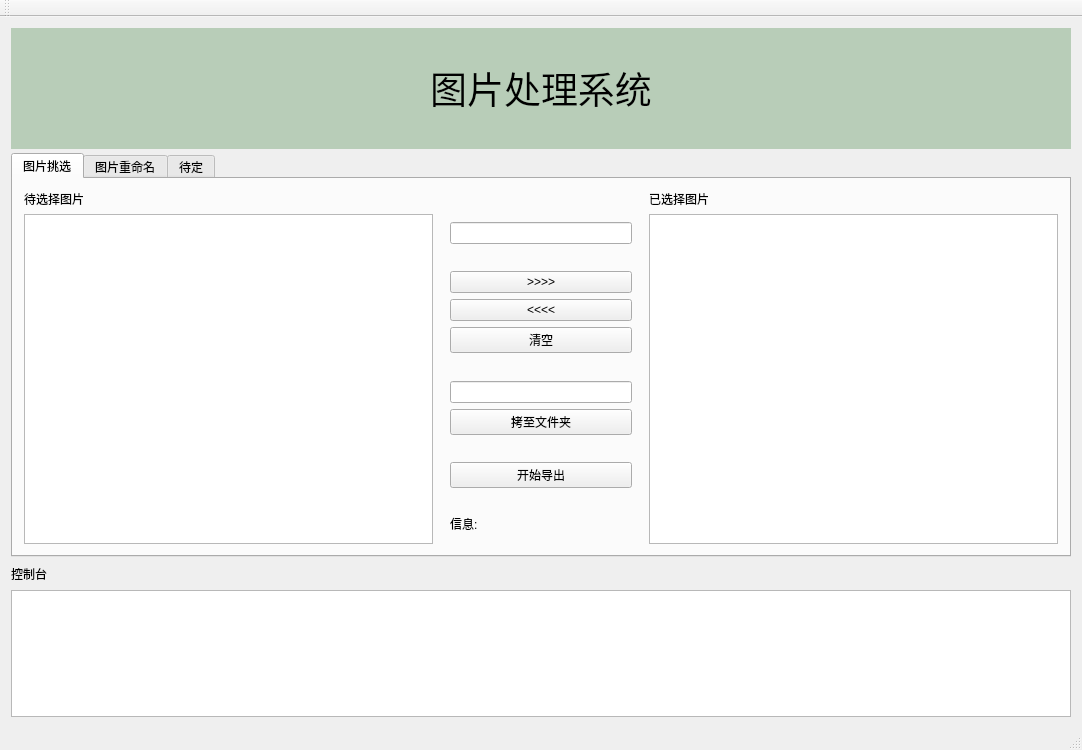
Old version of the form mainwindow.ui in the repository boboxxd/XTools.
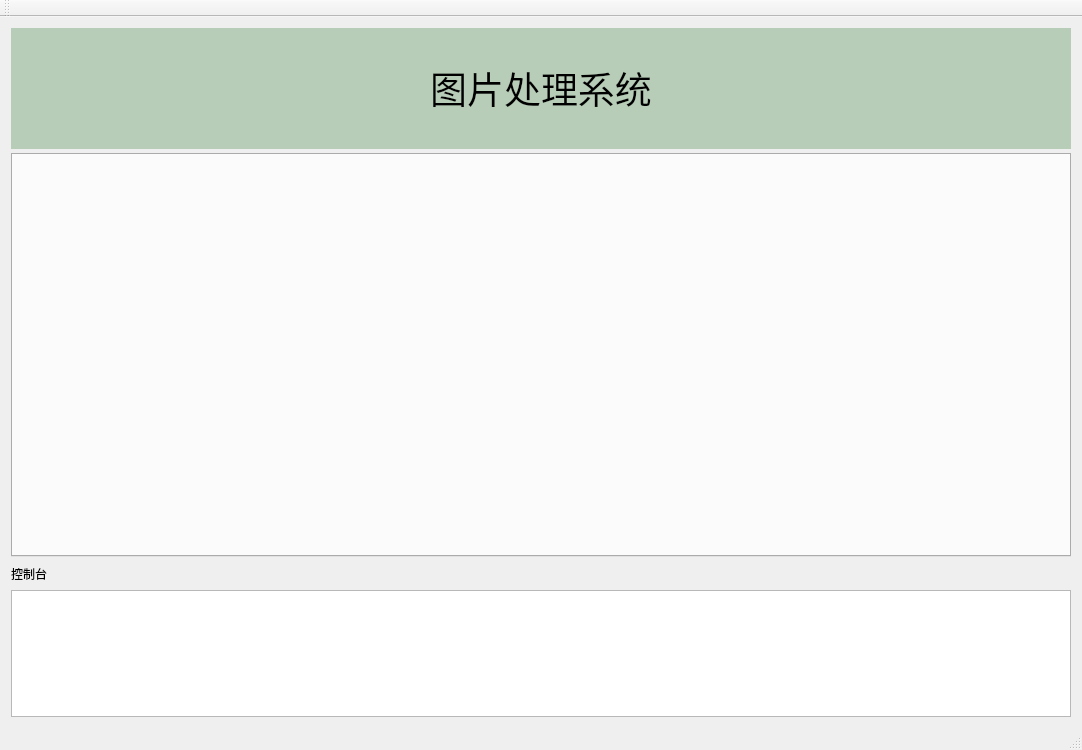
New version of the form. Icons and pictures are not drawn.

What changed in the file:
```diff
--- a/mainwindow.ui
+++ b/mainwindow.ui
@@ -39,174 +39,6 @@
           <property name="currentIndex">
            <number>0</number>
           </property>
-          <widget class="QWidget" name="tab_select">
-           <attribute name="title">
-            <string>图片挑选</string>
-           </attribute>
-           <layout class="QGridLayout" name="gridLayout_2">
-            <item row="0" column="0">
-             <layout class="QHBoxLayout" name="horizontalLayout" stretch="2,1,2">
-              <item>
-               <layout class="QVBoxLayout" name="verticalLayout_2">
-                <item>
-                 <widget class="QLabel" name="label_2">
-                  <property name="text">
-                   <string>待选择图片</string>
-                  </property>
-                 </widget>
-                </item>
-                <item>
-                 <widget class="QTreeView" name="srctreeview"/>
-                </item>
-               </layout>
-              </item>
-              <item>
-               <widget class="QWidget" name="widget" native="true">
-                <layout class="QFormLayout" name="formLayout">
-                 <item row="13" column="0">
-                  <widget class="QLabel" name="statelabel">
-                   <property name="text">
-                    <string>信息:</string>
-                   </property>
-                  </widget>
-                 </item>
-                 <item row="3" column="0" colspan="2">
-                  <widget class="QPushButton" name="inbtn">
-                   <property name="text">
-                    <string>&gt;&gt;&gt;&gt;</string>
-                   </property>
-                  </widget>
-                 </item>
-                 <item row="1" column="0" colspan="2">
-                  <widget class="QLineEdit" name="searchlineedit"/>
-                 </item>
-                 <item row="4" column="0" colspan="2">
-                  <widget class="QPushButton" name="outbtn">
-                   <property name="text">
-                    <string>&lt;&lt;&lt;&lt;</string>
-                   </property>
-                  </widget>
-                 </item>
-                 <item row="6" column="0" colspan="2">
-                  <widget class="QPushButton" name="clearbtn">
-                   <property name="text">
-                    <string>清空</string>
-                   </property>
-                  </widget>
-                 </item>
-                 <item row="8" column="0" colspan="2">
-                  <widget class="QLineEdit" name="dirlineedit"/>
-                 </item>
-                 <item row="9" column="0" colspan="2">
-                  <widget class="QPushButton" name="dirbtn">
-                   <property name="text">
-                    <string>拷至文件夹</string>
-                   </property>
-                  </widget>
-                 </item>
-                 <item row="11" column="0" colspan="2">
-                  <widget class="QPushButton" name="starttransbtn">
-                   <property name="text">
-                    <string>开始导出</string>
-                   </property>
-                  </widget>
-                 </item>
-                 <item row="2" column="0">
-                  <spacer name="verticalSpacer">
-                   <property name="orientation">
-                    <enum>Qt::Vertical</enum>
-                   </property>
-                   <property name="sizeHint" stdset="0">
-                    <size>
-                     <width>20</width>
-                     <height>40</height>
-                    </size>
-                   </property>
-                  </spacer>
-                 </item>
-                 <item row="7" column="0">
-                  <spacer name="verticalSpacer_2">
-                   <property name="orientation">
-                    <enum>Qt::Vertical</enum>
-                   </property>
-                   <property name="sizeHint" stdset="0">
-                    <size>
-                     <width>20</width>
-                     <height>40</height>
-                    </size>
-                   </property>
-                  </spacer>
-                 </item>
-                 <item row="10" column="0">
-                  <spacer name="verticalSpacer_3">
-                   <property name="orientation">
-                    <enum>Qt::Vertical</enum>
-                   </property>
-                   <property name="sizeHint" stdset="0">
-                    <size>
-                     <width>20</width>
-                     <height>40</height>
-                    </size>
-                   </property>
-                  </spacer>
-                 </item>
-                 <item row="12" column="0">
-                  <spacer name="verticalSpacer_4">
-                   <property name="orientation">
-                    <enum>Qt::Vertical</enum>
-                   </property>
-                   <property name="sizeHint" stdset="0">
-                    <size>
-                     <width>20</width>
-                     <height>40</height>
-                    </size>
-                   </property>
-                  </spacer>
-                 </item>
-                 <item row="0" column="0">
-                  <spacer name="verticalSpacer_5">
-                   <property name="orientation">
-                    <enum>Qt::Vertical</enum>
-                   </property>
-                   <property name="sizeHint" stdset="0">
-                    <size>
-                     <width>20</width>
-                     <height>40</height>
-                    </size>
-                   </property>
-                  </spacer>
-                 </item>
-                </layout>
-               </widget>
-              </item>
-              <item>
-               <layout class="QVBoxLayout" name="verticalLayout_3">
-                <item>
-                 <widget class="QLabel" name="label_3">
-                  <property name="text">
-                   <string>已选择图片</string>
-                  </property>
-                 </widget>
-                </item>
-                <item>
-                 <widget class="QListView" name="dirlistview"/>
-                </item>
-               </layout>
-              </item>
-             </layout>
-            </item>
-           </layout>
-          </widget>
-          <widget class="QWidget" name="tab_rename">
-           <attribute name="title">
-            <string>图片重命名</string>
-           </attribute>
-          </widget>
-          <widget class="QWidget" name="tab_3">
-           <attribute name="title">
-            <string>待定</string>
-           </attribute>
-          </widget>
          </widget>
         </item>
        </layout>
```
Left out of the diff: 4 changed lines with no effect on the pictures.
